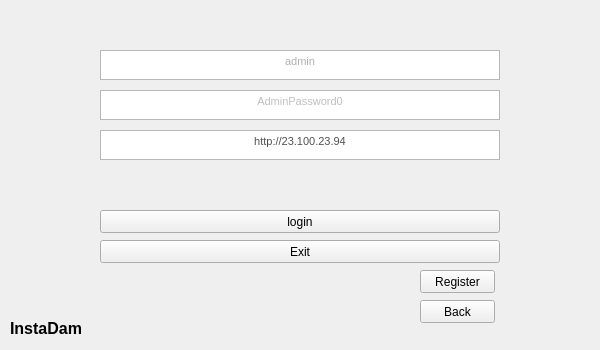
First picture: the form in Qt/InstaDam/app/login.ui, repository Vedhus/InstaDam, before the edit.
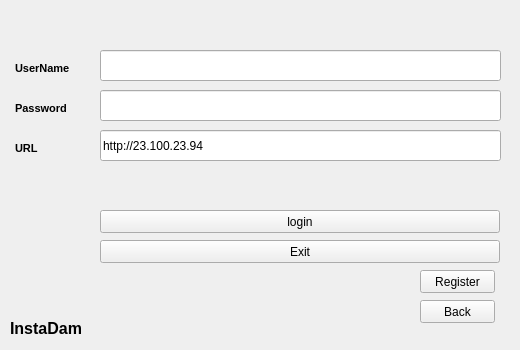
Second picture: the form after the edit.

Commit message: login/register interface changes + user search/update privilege only allowed if a project is open

The edit to the form file:
```diff
--- a/Qt/InstaDam/app/login.ui
+++ b/Qt/InstaDam/app/login.ui
@@ -6,53 +6,13 @@
    <rect>
     <x>0</x>
     <y>0</y>
-    <width>600</width>
+    <width>520</width>
     <height>350</height>
    </rect>
   </property>
   <property name="windowTitle">
    <string>Form</string>
   </property>
-  <widget class="QTextEdit" name="username">
-   <property name="geometry">
-    <rect>
-     <x>100</x>
-     <y>50</y>
-     <width>400</width>
-     <height>30</height>
-    </rect>
-   </property>
-   <property name="toolTip">
-    <string>&lt;html&gt;&lt;head/&gt;&lt;body&gt;&lt;p align=&quot;center&quot;&gt;&lt;span style=&quot; color:#939393;&quot;&gt;username&lt;/span&gt;&lt;/p&gt;&lt;/body&gt;&lt;/html&gt;</string>
-   </property>
-   <property name="html">
-    <string>&lt;!DOCTYPE HTML PUBLIC &quot;-//W3C//DTD HTML 4.0//EN&quot; &quot;http://www.w3.org/TR/REC-html40/strict.dtd&quot;&gt;
-&lt;html&gt;&lt;head&gt;&lt;meta name=&quot;qrichtext&quot; content=&quot;1&quot; /&gt;&lt;style type=&quot;text/css&quot;&gt;
-p, li { white-space: pre-wrap; }
-&lt;/style&gt;&lt;/head&gt;&lt;body style=&quot; font-family:'MS Shell Dlg 2'; font-size:8.25pt; font-weight:400; font-style:normal;&quot;&gt;
-&lt;p align=&quot;center&quot; style=&quot; margin-top:0px; margin-bottom:0px; margin-left:0px; margin-right:0px; -qt-block-indent:0; text-indent:0px;&quot;&gt;&lt;span style=&quot; color:#afafaf;&quot;&gt;admin&lt;/span&gt;&lt;/p&gt;&lt;/body&gt;&lt;/html&gt;</string>
-   </property>
-  </widget>
-  <widget class="QTextEdit" name="password">
-   <property name="geometry">
-    <rect>
-     <x>100</x>
-     <y>90</y>
-     <width>400</width>
-     <height>30</height>
-    </rect>
-   </property>
-   <property name="toolTip">
-    <string>&lt;html&gt;&lt;head/&gt;&lt;body&gt;&lt;p align=&quot;center&quot;&gt;&lt;br/&gt;&lt;/p&gt;&lt;/body&gt;&lt;/html&gt;</string>
-   </property>
-   <property name="html">
-    <string>&lt;!DOCTYPE HTML PUBLIC &quot;-//W3C//DTD HTML 4.0//EN&quot; &quot;http://www.w3.org/TR/REC-html40/strict.dtd&quot;&gt;
-&lt;html&gt;&lt;head&gt;&lt;meta name=&quot;qrichtext&quot; content=&quot;1&quot; /&gt;&lt;style type=&quot;text/css&quot;&gt;
-p, li { white-space: pre-wrap; }
-&lt;/style&gt;&lt;/head&gt;&lt;body style=&quot; font-family:'MS Shell Dlg 2'; font-size:8.25pt; font-weight:400; font-style:normal;&quot;&gt;
-&lt;p align=&quot;center&quot; style=&quot; margin-top:0px; margin-bottom:0px; margin-left:0px; margin-right:0px; -qt-block-indent:0; text-indent:0px;&quot;&gt;&lt;span style=&quot; color:#bfbfbf;&quot;&gt;AdminPassword0&lt;/span&gt;&lt;/p&gt;&lt;/body&gt;&lt;/html&gt;</string>
-   </property>
-  </widget>
   <widget class="QPushButton" name="pushButton">
    <property name="geometry">
     <rect>
@@ -112,26 +72,6 @@
     <string>InstaDam</string>
    </property>
   </widget>
-  <widget class="QTextEdit" name="url">
-   <property name="geometry">
-    <rect>
-     <x>100</x>
-     <y>130</y>
-     <width>400</width>
-     <height>30</height>
-    </rect>
-   </property>
-   <property name="toolTip">
-    <string>&lt;html&gt;&lt;head/&gt;&lt;body&gt;&lt;p align=&quot;center&quot;&gt;&lt;br/&gt;&lt;/p&gt;&lt;/body&gt;&lt;/html&gt;</string>
-   </property>
-   <property name="html">
-    <string>&lt;!DOCTYPE HTML PUBLIC &quot;-//W3C//DTD HTML 4.0//EN&quot; &quot;http://www.w3.org/TR/REC-html40/strict.dtd&quot;&gt;
-&lt;html&gt;&lt;head&gt;&lt;meta name=&quot;qrichtext&quot; content=&quot;1&quot; /&gt;&lt;style type=&quot;text/css&quot;&gt;
-p, li { white-space: pre-wrap; }
-&lt;/style&gt;&lt;/head&gt;&lt;body style=&quot; font-family:'MS Shell Dlg 2'; font-size:8.25pt; font-weight:400; font-style:normal;&quot;&gt;
-&lt;p align=&quot;center&quot; style=&quot; margin-top:0px; margin-bottom:0px; margin-left:0px; margin-right:0px; -qt-block-indent:0; text-indent:0px;&quot;&gt;&lt;span style=&quot; font-family:'OpenSans,Helvetica,Arial,sans-serif'; font-size:8pt; color:#505050; background-color:#ffffff;&quot;&gt;http://23.100.23.94&lt;/span&gt;&lt;/p&gt;&lt;/body&gt;&lt;/html&gt;</string>
-   </property>
-  </widget>
   <widget class="QPushButton" name="pushButton_4">
    <property name="geometry">
     <rect>
@@ -145,6 +85,105 @@
     <string>Back</string>
    </property>
   </widget>
+  <widget class="QLineEdit" name="username">
+   <property name="geometry">
+    <rect>
+     <x>100</x>
+     <y>50</y>
+     <width>401</width>
+     <height>31</height>
+    </rect>
+   </property>
+  </widget>
+  <widget class="QLineEdit" name="password">
+   <property name="geometry">
+    <rect>
+     <x>100</x>
+     <y>90</y>
+     <width>401</width>
+     <height>31</height>
+    </rect>
+   </property>
+   <property name="text">
+    <string/>
+   </property>
+   <property name="echoMode">
+    <enum>QLineEdit::Password</enum>
+   </property>
+  </widget>
+  <widget class="QLineEdit" name="url">
+   <property name="geometry">
+    <rect>
+     <x>100</x>
+     <y>130</y>
+     <width>401</width>
+     <height>31</height>
+    </rect>
+   </property>
+   <property name="text">
+    <string>http://23.100.23.94</string>
+   </property>
+  </widget>
+  <widget class="QLabel" name="label_2">
+   <property name="geometry">
+    <rect>
+     <x>15</x>
+     <y>60</y>
+     <width>70</width>
+     <height>16</height>
+    </rect>
+   </property>
+   <property name="font">
+    <font>
+     <pointsize>8</pointsize>
+     <weight>75</weight>
+     <bold>true</bold>
+    </font>
+   </property>
+   <property name="text">
+    <string>UserName</string>
+   </property>
+  </widget>
+  <widget class="QLabel" name="label_3">
+   <property name="geometry">
+    <rect>
+     <x>15</x>
+     <y>100</y>
+     <width>70</width>
+     <height>16</height>
+    </rect>
+   </property>
+   <property name="font">
+    <font>
+     <pointsize>8</pointsize>
+     <weight>75</weight>
+     <bold>true</bold>
+    </font>
+   </property>
+   <property name="text">
+    <string>Password</string>
+   </property>
+  </widget>
+  <widget class="QLabel" name="label_4">
+   <property name="geometry">
+    <rect>
+     <x>15</x>
+     <y>140</y>
+     <width>70</width>
+     <height>16</height>
+    </rect>
+   </property>
+   <property name="font">
+    <font>
+     <pointsize>8</pointsize>
+     <weight>75</weight>
+     <bold>true</bold>
+    </font>
+   </property>
+   <property name="text">
+    <string>URL</string>
+   </property>
+  </widget>
  </widget>
  <resources/>
  <connections/>
```
The commit also changes 19 other files.
